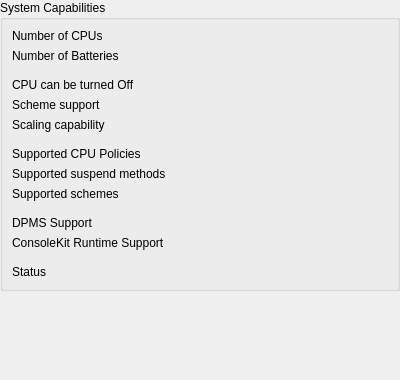
First picture: the form in kcmodule/capabilitiesPage.ui, repository KDE/powerdevil, before the edit.
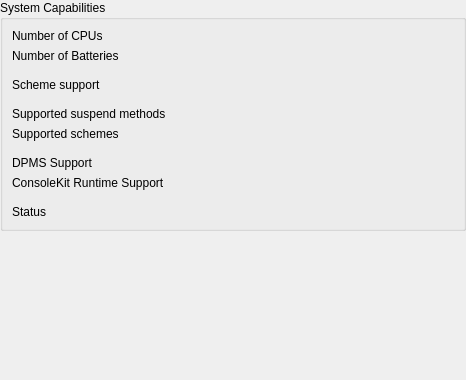
Second picture: the form after the edit.

Patch:
```diff
--- a/kcmodule/capabilitiesPage.ui
+++ b/kcmodule/capabilitiesPage.ui
@@ -6,7 +6,7 @@
    <rect>
     <x>0</x>
     <y>0</y>
-    <width>400</width>
+    <width>466</width>
     <height>380</height>
    </rect>
   </property>
@@ -65,82 +65,34 @@
        </widget>
       </item>
       <item row="3" column="0">
-       <widget class="QLabel" name="label_14">
-        <property name="text">
-         <string>CPU can be turned Off</string>
-        </property>
-       </widget>
-      </item>
-      <item row="3" column="1">
-       <widget class="QLabel" name="isCPUOffSupported">
-        <property name="text">
-         <string/>
-        </property>
-       </widget>
-      </item>
-      <item row="4" column="0">
        <widget class="QLabel" name="label_13">
         <property name="text">
          <string>Scheme support</string>
         </property>
        </widget>
       </item>
-      <item row="4" column="1">
+      <item row="3" column="1">
        <widget class="QLabel" name="isSchemeSupported">
         <property name="text">
          <string/>
         </property>
        </widget>
       </item>
-      <item row="5" column="0">
-       <widget class="QLabel" name="label_15">
-        <property name="text">
-         <string>Scaling capability</string>
-        </property>
-       </widget>
-      </item>
-      <item row="5" column="1">
-       <widget class="QLabel" name="isScalingSupported">
-        <property name="text">
-         <string/>
-        </property>
-       </widget>
-      </item>
-      <item row="6" column="0">
+      <item row="4" column="0">
        <widget class="Line" name="line_3">
         <property name="orientation">
          <enum>Qt::Horizontal</enum>
         </property>
        </widget>
       </item>
-      <item row="7" column="0">
-       <widget class="QLabel" name="label_16">
-        <property name="text">
-         <string>Supported CPU Policies</string>
-        </property>
-       </widget>
-      </item>
-      <item row="7" column="1">
-       <widget class="QLabel" name="supportedPolicies">
-        <property name="text">
-         <string/>
-        </property>
-        <property name="scaledContents">
-         <bool>true</bool>
-        </property>
-        <property name="wordWrap">
-         <bool>true</bool>
-        </property>
-       </widget>
-      </item>
-      <item row="8" column="0">
+      <item row="5" column="0">
        <widget class="QLabel" name="label_17">
         <property name="text">
          <string>Supported suspend methods</string>
         </property>
        </widget>
       </item>
-      <item row="8" column="1">
+      <item row="5" column="1">
        <widget class="QLabel" name="supportedMethods">
         <property name="text">
          <string/>
@@ -153,28 +105,28 @@
         </property>
        </widget>
       </item>
-      <item row="9" column="0">
+      <item row="6" column="0">
        <widget class="QLabel" name="label_18">
         <property name="text">
          <string>Supported schemes</string>
         </property>
        </widget>
       </item>
-      <item row="9" column="1">
+      <item row="6" column="1">
        <widget class="QLabel" name="supportedSchemes">
         <property name="text">
          <string/>
         </property>
        </widget>
       </item>
-      <item row="10" column="0">
+      <item row="7" column="0">
        <widget class="Line" name="line">
         <property name="orientation">
          <enum>Qt::Horizontal</enum>
         </property>
        </widget>
       </item>
-      <item row="11" column="0">
+      <item row="8" column="0">
        <widget class="QLabel" name="label_4">
         <property name="toolTip">
          <string>Support for DPMS</string>
@@ -187,14 +139,14 @@
         </property>
        </widget>
       </item>
-      <item row="11" column="1">
+      <item row="8" column="1">
        <widget class="QLabel" name="dpmsSupport">
         <property name="text">
          <string/>
         </property>
        </widget>
       </item>
-      <item row="12" column="0">
+      <item row="9" column="0">
        <widget class="QLabel" name="label_6">
         <property name="toolTip">
          <string>Checks if ConsoleKit is active on your system</string>
@@ -207,28 +159,28 @@
         </property>
        </widget>
       </item>
-      <item row="12" column="1">
+      <item row="9" column="1">
        <widget class="QLabel" name="ckSupport">
         <property name="text">
          <string/>
         </property>
        </widget>
       </item>
-      <item row="13" column="0">
+      <item row="10" column="0">
        <widget class="Line" name="line_4">
         <property name="orientation">
          <enum>Qt::Horizontal</enum>
         </property>
        </widget>
       </item>
-      <item row="14" column="0">
+      <item row="11" column="0">
        <widget class="QLabel" name="label_3">
         <property name="text">
          <string>Status</string>
         </property>
        </widget>
       </item>
-      <item row="14" column="1">
+      <item row="11" column="1">
        <layout class="QVBoxLayout" name="statusLayout"/>
       </item>
      </layout>
```
